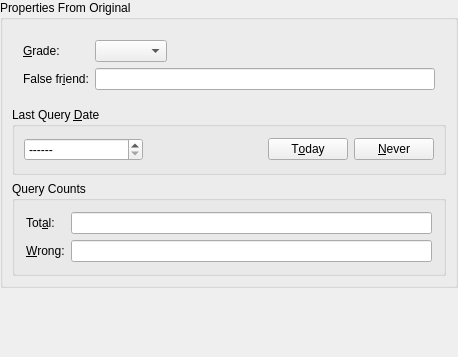
Qt form kvoctrain/entry-dialogs/FromToEntryPageForm.ui (KDE/parley) before a commit.
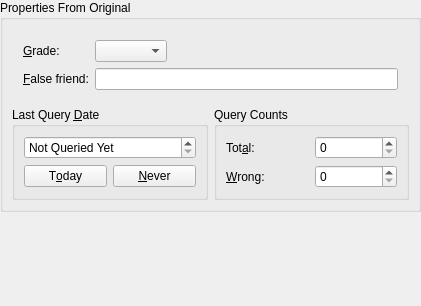
The same form after that commit.

Commit message: Work on last query date and query count editing.

What changed in the file:
```diff
--- a/kvoctrain/entry-dialogs/FromToEntryPageForm.ui
+++ b/kvoctrain/entry-dialogs/FromToEntryPageForm.ui
@@ -6,8 +6,8 @@
    <rect>
     <x>0</x>
     <y>0</y>
-    <width>458</width>
-    <height>357</height>
+    <width>421</width>
+    <height>306</height>
    </rect>
   </property>
   <property name="minimumSize" >
@@ -26,6 +26,19 @@
    <property name="spacing" >
     <number>6</number>
    </property>
+   <item row="1" column="0" >
+    <spacer>
+     <property name="orientation" >
+      <enum>Qt::Vertical</enum>
+     </property>
+     <property name="sizeHint" >
+      <size>
+       <width>20</width>
+       <height>41</height>
+      </size>
+     </property>
+    </spacer>
+   </item>
    <item row="0" column="0" >
     <widget class="QGroupBox" name="direc_label" >
      <property name="title" >
@@ -38,19 +51,88 @@
       <property name="spacing" >
        <number>6</number>
       </property>
+      <item row="1" column="1" >
+       <widget class="QGroupBox" name="GroupBox3" >
+        <property name="title" >
+         <string>Query Counts</string>
+        </property>
+        <layout class="QGridLayout" >
+         <property name="margin" >
+          <number>9</number>
+         </property>
+         <property name="spacing" >
+          <number>6</number>
+         </property>
+         <item row="1" column="1" >
+          <widget class="QSpinBox" name="badCountEdit" >
+           <property name="maximum" >
+            <number>999999999</number>
+           </property>
+           <property name="minimum" >
+            <number>0</number>
+           </property>
+           <property name="value" >
+            <number>0</number>
+           </property>
+          </widget>
+         </item>
+         <item row="0" column="1" >
+          <widget class="QSpinBox" name="totalCountEdit" >
+           <property name="maximum" >
+            <number>999999999</number>
+           </property>
+          </widget>
+         </item>
+         <item row="1" column="0" >
+          <widget class="QLabel" name="bcount_label" >
+           <property name="text" >
+            <string>&amp;Wrong:</string>
+           </property>
+           <property name="buddy" >
+            <cstring>badCountEdit</cstring>
+           </property>
+          </widget>
+         </item>
+         <item row="0" column="0" >
+          <widget class="QLabel" name="qcount_label" >
+           <property name="text" >
+            <string>Tot&amp;al:</string>
+           </property>
+           <property name="buddy" >
+            <cstring>totalCountEdit</cstring>
+           </property>
+          </widget>
+         </item>
+        </layout>
+       </widget>
+      </item>
       <item row="1" column="0" >
        <widget class="QGroupBox" name="GroupBox2" >
         <property name="title" >
          <string>Last Query &amp;Date</string>
         </property>
-        <layout class="QHBoxLayout" >
+        <layout class="QGridLayout" >
          <property name="margin" >
           <number>9</number>
          </property>
          <property name="spacing" >
           <number>6</number>
          </property>
-         <item>
+         <item row="1" column="1" >
+          <widget class="QPushButton" name="never" >
+           <property name="text" >
+            <string>&amp;Never</string>
+           </property>
+          </widget>
+         </item>
+         <item row="1" column="0" >
+          <widget class="QPushButton" name="today" >
+           <property name="text" >
+            <string>T&amp;oday</string>
+           </property>
+          </widget>
+         </item>
+         <item row="0" column="0" colspan="2" >
           <widget class="QDateEdit" name="queryDateEdit" >
            <property name="sizePolicy" >
             <sizepolicy>
@@ -64,7 +146,7 @@
             <string>The date this expression was last queried</string>
            </property>
            <property name="specialValueText" >
-            <string>------</string>
+            <string>Not Queried Yet</string>
            </property>
            <property name="dateTime" >
             <datetime>
@@ -85,40 +167,10 @@
            </property>
           </widget>
          </item>
-         <item>
-          <spacer>
-           <property name="orientation" >
-            <enum>Qt::Horizontal</enum>
-           </property>
-           <property name="sizeType" >
-            <enum>QSizePolicy::Expanding</enum>
-           </property>
-           <property name="sizeHint" >
-            <size>
-             <width>81</width>
-             <height>27</height>
-            </size>
-           </property>
-          </spacer>
-         </item>
-         <item>
-          <widget class="QPushButton" name="today" >
-           <property name="text" >
-            <string>T&amp;oday</string>
-           </property>
-          </widget>
-         </item>
-         <item>
-          <widget class="QPushButton" name="never" >
-           <property name="text" >
-            <string>&amp;Never</string>
-           </property>
-          </widget>
-         </item>
         </layout>
        </widget>
       </item>
-      <item row="0" column="0" >
+      <item row="0" column="0" colspan="2" >
        <widget class="QFrame" name="Frame3" >
         <property name="frameShape" >
          <enum>QFrame::NoFrame</enum>
@@ -176,7 +228,7 @@
          <item row="1" column="0" >
           <widget class="QLabel" name="fauxami_label" >
            <property name="text" >
-            <string>False fr&amp;iend:</string>
+            <string>&amp;False friend:</string>
            </property>
            <property name="buddy" >
             <cstring>fauxami_line</cstring>
@@ -196,81 +248,9 @@
         </layout>
        </widget>
       </item>
-      <item row="2" column="0" >
-       <widget class="QGroupBox" name="GroupBox3" >
-        <property name="title" >
-         <string>Query Counts</string>
-        </property>
-        <layout class="QGridLayout" >
-         <property name="margin" >
-          <number>11</number>
-         </property>
-         <property name="spacing" >
-          <number>6</number>
-         </property>
-         <item row="1" column="0" >
-          <widget class="QLabel" name="bcount_label" >
-           <property name="text" >
-            <string>&amp;Wrong:</string>
-           </property>
-           <property name="buddy" >
-            <cstring>bcount_line</cstring>
-           </property>
-          </widget>
-         </item>
-         <item row="0" column="0" >
-          <widget class="QLabel" name="qcount_label" >
-           <property name="text" >
-            <string>Tot&amp;al:</string>
-           </property>
-           <property name="buddy" >
-            <cstring>qcount_line</cstring>
-           </property>
-          </widget>
-         </item>
-         <item row="0" column="1" >
-          <widget class="QLineEdit" name="qcount_line" >
-           <property name="sizePolicy" >
-            <sizepolicy>
-             <hsizetype>7</hsizetype>
-             <vsizetype>5</vsizetype>
-             <horstretch>0</horstretch>
-             <verstretch>0</verstretch>
-            </sizepolicy>
-           </property>
-          </widget>
-         </item>
-         <item row="1" column="1" >
-          <widget class="QLineEdit" name="bcount_line" >
-           <property name="sizePolicy" >
-            <sizepolicy>
-             <hsizetype>7</hsizetype>
-             <vsizetype>5</vsizetype>
-             <horstretch>0</horstretch>
-             <verstretch>0</verstretch>
-            </sizepolicy>
-           </property>
-          </widget>
-         </item>
-        </layout>
-       </widget>
-      </item>
      </layout>
     </widget>
    </item>
-   <item row="1" column="0" >
-    <spacer>
-     <property name="orientation" >
-      <enum>Qt::Vertical</enum>
-     </property>
-     <property name="sizeHint" >
-      <size>
-       <width>20</width>
-       <height>40</height>
-      </size>
-     </property>
-    </spacer>
-   </item>
   </layout>
  </widget>
  <layoutdefault spacing="6" margin="11" />
```
Left out of the diff: 2 changed lines with no effect on the pictures. The commit also changes 7 other files.
